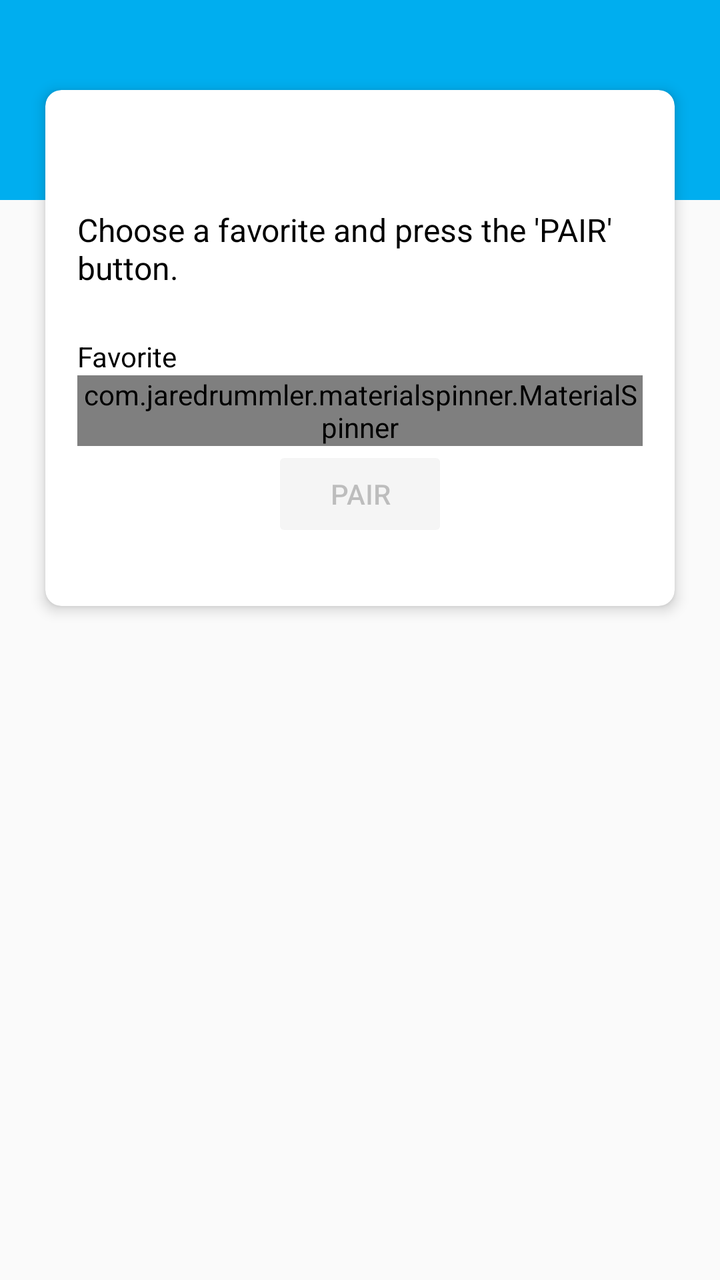
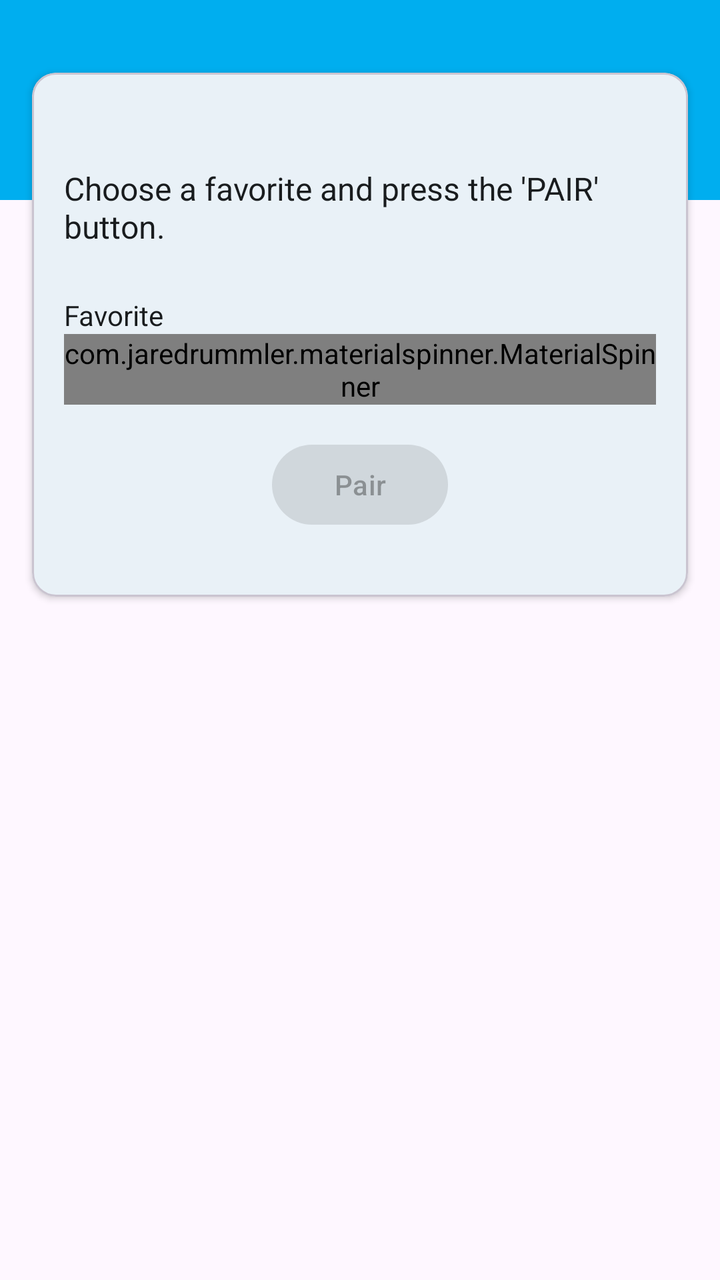

Two renders of the same Android screen: before a commit and after it. Below are the layout's source before the change and the commit's diff.
<!-- AndroidManifest.xml: application theme AppTheme -->
<!-- res/layout/fragment_pair.xml -->
<?xml version="1.0" encoding="utf-8"?>

<androidx.coordinatorlayout.widget.CoordinatorLayout xmlns:android="http://schemas.android.com/apk/res/android"
    xmlns:app="http://schemas.android.com/apk/res-auto"
    xmlns:tools="http://schemas.android.com/tools"
    android:id="@+id/coordinator"
    android:layout_width="match_parent"
    android:layout_height="match_parent"
    android:fitsSystemWindows="true"
    tools:context="com.github.kaiwinter.nfcsonos.main.PairFragment">

    <ScrollView
        android:layout_width="match_parent"
        android:layout_height="match_parent"
        app:layout_behavior="@string/appbar_scrolling_view_behavior">

        <LinearLayout
            android:layout_width="match_parent"
            android:layout_height="wrap_content"
            android:orientation="vertical">

            <LinearLayout
                android:layout_width="match_parent"
                android:layout_height="100dp"
                android:background="@color/colorPrimary"
                android:orientation="vertical"
                android:paddingTop="24dp" />

            <androidx.cardview.widget.CardView
                android:layout_width="match_parent"
                android:layout_height="match_parent"
                android:layout_marginLeft="16dp"
                android:layout_marginTop="-64dp"
                android:layout_marginRight="16dp"
                android:layout_marginBottom="16dp"
                app:cardCornerRadius="8dp"
                app:cardElevation="4dp"
                app:cardUseCompatPadding="true"
                app:contentPadding="16dp"
                app:contentPaddingTop="0dp">

                <LinearLayout
                    android:layout_width="match_parent"
                    android:layout_height="wrap_content"
                    android:layout_marginBottom="16dp"
                    android:orientation="vertical">

                    <LinearLayout
                        android:id="@+id/loading_container"
                        android:layout_width="match_parent"
                        android:layout_height="wrap_content"
                        android:layout_marginTop="16dp"
                        android:gravity="center"
                        android:orientation="vertical"
                        android:visibility="invisible">

                        <TextView
                            android:id="@+id/loading_description"
                            android:layout_width="match_parent"
                            android:layout_height="wrap_content" />

                        <ProgressBar
                            style="@style/Widget.AppCompat.ProgressBar.Horizontal"
                            android:layout_width="match_parent"
                            android:layout_height="wrap_content"
                            android:indeterminate="true" />
                    </LinearLayout>

                    <TextView
                        android:layout_width="match_parent"
                        android:layout_height="wrap_content"
                        android:layout_marginTop="8dp"
                        android:layout_marginBottom="24dp"
                        android:text="@string/link_tag_description"
                        android:textColor="#000000"
                        android:textSize="16sp" />

                    <TextView
                        android:layout_width="match_parent"
                        android:layout_height="wrap_content"
                        android:text="@string/favorite"
                        android:textColor="#000000" />

                    <com.jaredrummler.materialspinner.MaterialSpinner
                        android:id="@+id/spinner"
                        android:layout_width="match_parent"
                        android:layout_height="wrap_content" />

                    <TextView
                        android:id="@+id/no_sonos_favorite_hint"
                        android:layout_width="match_parent"
                        android:layout_height="wrap_content"
                        android:text="@string/no_favorites"
                        android:visibility="gone" />

                    <Button
                        android:id="@+id/link_button"
                        style="@style/Widget.AppCompat.Button.Colored"
                        android:layout_width="wrap_content"
                        android:layout_height="wrap_content"
                        android:layout_gravity="center"
                        android:enabled="false"
                        android:text="@string/pair_button" />

                    <LinearLayout
                        android:id="@+id/error_container"
                        android:layout_width="match_parent"
                        android:layout_height="wrap_content"
                        android:gravity="center"
                        android:orientation="vertical"
                        android:visibility="gone">

                        <TextView
                            android:id="@+id/error_description"
                            style="@style/Base.TextAppearance.AppCompat.Body1"
                            android:layout_width="wrap_content"
                            android:layout_height="wrap_content"
                            android:layout_gravity="center"
                            android:layout_marginTop="@dimen/section_margin"
                            android:layout_marginBottom="8dp" />

                    </LinearLayout>

                </LinearLayout>
            </androidx.cardview.widget.CardView>
        </LinearLayout>
    </ScrollView>
</androidx.coordinatorlayout.widget.CoordinatorLayout>
<!-- resources referenced by this layout -->
<resources>
  <color name="colorPrimary">#00aeef</color>
  <dimen name="section_margin">16dp</dimen>
  <string name="favorite">Favorite</string>
  <string name="link_tag_description">Choose a favorite and press the \'PAIR\' button.</string>
  <string name="no_favorites">No Sonos favorites found. You have to define at least one Sonos favorite in the Sonos app otherwise you can\'t select one here.</string>
  <string name="pair_button">Pair</string>
  <style name="AppTheme" parent="Theme.AppCompat.Light.DarkActionBar">
          <item name="colorPrimary">@color/colorPrimary</item>
          <item name="colorPrimaryDark">@color/colorPrimaryDark</item>
          <item name="colorAccent">@color/colorAccent</item>
          <item name="colorSurface">#FFFFFF</item>
      </style>
  <color name="colorPrimaryDark">#00A2DF</color>
  <color name="colorAccent">#FFAB00</color>
</resources>

<!-- the commit's change to res/layout/fragment_pair.xml (unified diff, before → after) -->
@@ -26,16 +26,15 @@
                 android:orientation="vertical"
                 android:paddingTop="24dp" />
 
-            <androidx.cardview.widget.CardView
+            <com.google.android.material.card.MaterialCardView
                 android:layout_width="match_parent"
                 android:layout_height="match_parent"
                 android:layout_marginLeft="16dp"
                 android:layout_marginTop="-64dp"
                 android:layout_marginRight="16dp"
                 android:layout_marginBottom="16dp"
-                app:cardCornerRadius="8dp"
-                app:cardElevation="4dp"
-                app:cardUseCompatPadding="true"
+                app:cardCornerRadius="12dp"
+                app:cardElevation="2dp"
                 app:contentPadding="16dp"
                 app:contentPaddingTop="0dp">
 
@@ -57,10 +56,10 @@
                         <TextView
                             android:id="@+id/loading_description"
                             android:layout_width="match_parent"
-                            android:layout_height="wrap_content" />
+                            android:layout_height="wrap_content"
+                            style="?attr/textAppearanceBodyMedium" />
 
-                        <ProgressBar
-                            style="@style/Widget.AppCompat.ProgressBar.Horizontal"
+                        <com.google.android.material.progressindicator.LinearProgressIndicator
                             android:layout_width="match_parent"
                             android:layout_height="wrap_content"
                             android:indeterminate="true" />
@@ -72,14 +71,14 @@
                         android:layout_marginTop="8dp"
                         android:layout_marginBottom="24dp"
                         android:text="@string/link_tag_description"
-                        android:textColor="#000000"
+                        android:textColor="?attr/colorOnSurface"
                         android:textSize="16sp" />
 
                     <TextView
                         android:layout_width="match_parent"
                         android:layout_height="wrap_content"
                         android:text="@string/favorite"
-                        android:textColor="#000000" />
+                        android:textColor="?attr/colorOnSurface" />
 
                     <com.jaredrummler.materialspinner.MaterialSpinner
                         android:id="@+id/spinner"
@@ -93,11 +92,12 @@
                         android:text="@string/no_favorites"
                         android:visibility="gone" />
 
-                    <Button
+                    <com.google.android.material.button.MaterialButton
                         android:id="@+id/link_button"
-                        style="@style/Widget.AppCompat.Button.Colored"
+                        style="@style/Widget.Material3.Button.TonalButton"
                         android:layout_width="wrap_content"
                         android:layout_height="wrap_content"
+                        android:layout_marginTop="@dimen/section_margin"
                         android:layout_gravity="center"
                         android:enabled="false"
                         android:text="@string/pair_button" />
@@ -112,7 +112,7 @@
 
                         <TextView
                             android:id="@+id/error_description"
-                            style="@style/Base.TextAppearance.AppCompat.Body1"
+                            style="?attr/textAppearanceBodyLarge"
                             android:layout_width="wrap_content"
                             android:layout_height="wrap_content"
                             android:layout_gravity="center"
@@ -122,7 +122,7 @@
                     </LinearLayout>
 
                 </LinearLayout>
-            </androidx.cardview.widget.CardView>
+            </com.google.android.material.card.MaterialCardView>
         </LinearLayout>
     </ScrollView>
 </androidx.coordinatorlayout.widget.CoordinatorLayout>
<!-- resource entries referenced after the edit -->
@@ -6,13 +6,36 @@
   <string name="link_tag_description">Choose a favorite and press the \'PAIR\' button.</string>
   <string name="no_favorites">No Sonos favorites found. You have to define at least one Sonos favorite in the Sonos app otherwise you can\'t select one here.</string>
   <string name="pair_button">Pair</string>
-  <style name="AppTheme" parent="Theme.AppCompat.Light.DarkActionBar">
-          <item name="colorPrimary">@color/colorPrimary</item>
-          <item name="colorPrimaryDark">@color/colorPrimaryDark</item>
+  <style name="AppTheme" parent="Theme.Material3.DayNight.NoActionBar">
+          <item name="colorPrimary">@color/md_theme_light_primary</item>
+          <item name="colorOnPrimary">@color/md_theme_light_onPrimary</item>
+          <item name="colorPrimaryContainer">@color/md_theme_light_primaryContainer</item>
+          <item name="colorOnPrimaryContainer">@color/md_theme_light_onPrimaryContainer</item>
+          <item name="colorSecondary">@color/md_theme_light_secondary</item>
+          <item name="colorOnSecondary">@color/md_theme_light_onSecondary</item>
+          <item name="colorSecondaryContainer">@color/md_theme_light_secondaryContainer</item>
+          <item name="colorOnSecondaryContainer">@color/md_theme_light_onSecondaryContainer</item>
+          <item name="colorSurface">@color/md_theme_light_surface</item>
+          <item name="colorOnSurface">@color/md_theme_light_onSurface</item>
+          <item name="colorSurfaceVariant">@color/md_theme_light_surfaceVariant</item>
+          <item name="colorOnSurfaceVariant">@color/md_theme_light_onSurfaceVariant</item>
+          <item name="colorOutline">@color/md_theme_light_outline</item>
+  
           <item name="colorAccent">@color/colorAccent</item>
-          <item name="colorSurface">#FFFFFF</item>
       </style>
-  <color name="colorPrimaryDark">#00A2DF</color>
+  <color name="md_theme_light_primary">#00658F</color>
+  <color name="md_theme_light_onPrimary">#FFFFFF</color>
+  <color name="md_theme_light_primaryContainer">#C8E6FF</color>
+  <color name="md_theme_light_onPrimaryContainer">#001E2E</color>
+  <color name="md_theme_light_secondary">#4F606E</color>
+  <color name="md_theme_light_onSecondary">#FFFFFF</color>
+  <color name="md_theme_light_secondaryContainer">#D3E5F5</color>
+  <color name="md_theme_light_onSecondaryContainer">#0B1D29</color>
+  <color name="md_theme_light_surface">#FBFCFF</color>
+  <color name="md_theme_light_onSurface">#191C1E</color>
+  <color name="md_theme_light_surfaceVariant">#DDE3EA</color>
+  <color name="md_theme_light_onSurfaceVariant">#41484D</color>
+  <color name="md_theme_light_outline">#71787E</color>
   <color name="colorAccent">#FFAB00</color>
 </resources>
 
